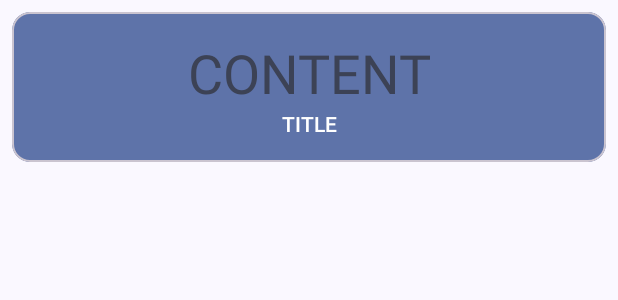
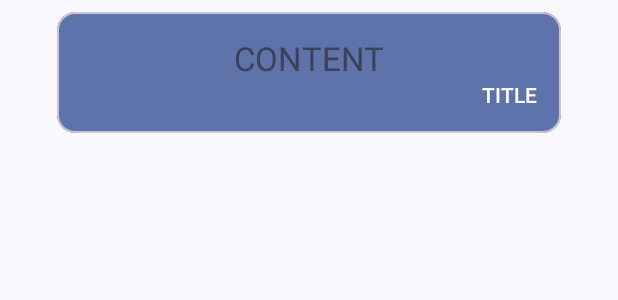
Before and after one commit to LTU-Nav-Glass/Navigator, an Android app: the layout nav_info_view.xml on its own in the app's theme, with its tools: preview values and no code run, on a phone screen of 412 x 824 dp. Shown: the top 300 px of the screen. Run offline under Robolectric (Android 15) with nearby library versions, the phone set to English and light mode, and no system bars.

Commit message:
Enhancing UI

```diff
--- a/app/src/main/java/se/ltu/navigator/CompassManager.java
+++ b/app/src/main/java/se/ltu/navigator/CompassManager.java
@@ -12,7 +12,9 @@ import android.view.animation.RotateAnimation;
 
 import org.jetbrains.annotations.NotNull;
 
+import java.time.Duration;
 import java.time.Instant;
+import java.time.temporal.TemporalUnit;
 
 import se.ltu.navigator.navinfo.NavInfo;
 import se.ltu.navigator.util.UserLocationManager;
@@ -22,7 +24,7 @@ import se.ltu.navigator.util.UserLocationManager;
  * locations.
  */
 public class CompassManager implements SensorEventListener {
-    public static final int SAMPLING_PERIOD_US = 10000;
+    public static final int SAMPLING_PERIOD_US = 20000;
 
     private final MainActivity mainActivity;
     private final SensorManager sensorManager;
@@ -131,10 +133,10 @@ public class CompassManager implements SensorEventListener {
             Location currentLocation = userLocationManager.getLocation();
             if (currentLocation != null) {
                 Instant instant = Instant.ofEpochMilli(currentLocation.getTime());
-                NavInfo.CURRENT_LOCATION.setData(currentLocation.getLatitude() + ",\n" + currentLocation.getLongitude() + "\n(at " + instant.toString() + ")");
+                NavInfo.CURRENT_LOCATION.setData(currentLocation.getLatitude() + ", " + currentLocation.getLongitude() + "\n(" + Duration.between(instant, Instant.now()).toSeconds() + "s ago)");
 
                 if (targetLocation != null) {
-                    NavInfo.TARGET_LOCATION.setData(targetLocation.getLatitude() + ",\n" + targetLocation.getLongitude());
+                    NavInfo.TARGET_LOCATION.setData(targetLocation.getLatitude() + ", " + targetLocation.getLongitude());
                     NavInfo.DISTANCE.setData(Math.round(currentLocation.distanceTo(targetLocation)) + "m");
 
                     currentBearing = currentLocation.bearingTo(targetLocation);
--- a/app/src/main/java/se/ltu/navigator/util/UserLocationManager.java
+++ b/app/src/main/java/se/ltu/navigator/util/UserLocationManager.java
@@ -11,10 +11,8 @@ import android.hardware.SensorManager;
 import android.location.Location;
 import android.location.LocationListener;
 import android.location.LocationManager;
-import android.location.LocationRequest;
 import android.util.Log;
 
-import androidx.annotation.NonNull;
 import androidx.core.app.ActivityCompat;
 
 import se.ltu.navigator.MainActivity;
@@ -170,6 +168,6 @@ public class UserLocationManager
         latitude = location.getLatitude();
         altitude = location.getAltitude();
 
-        Log.i("LOC", "Localisation");
+        Log.i("ULM", "Updating localisation");
     }
 }
--- a/app/src/main/res/layout/nav_info_view.xml
+++ b/app/src/main/res/layout/nav_info_view.xml
@@ -1,35 +1,39 @@
 <?xml version="1.0" encoding="utf-8"?>
-<com.google.android.material.card.MaterialCardView xmlns:android="http://schemas.android.com/apk/res/android"
+<LinearLayout xmlns:android="http://schemas.android.com/apk/res/android"
     android:layout_width="match_parent"
     android:layout_height="wrap_content"
     android:layout_margin="8dp"
-    xmlns:app="http://schemas.android.com/apk/res-auto"
+    xmlns:app="http://schemas.android.com/apk/res-auto">
+    <com.google.android.material.card.MaterialCardView
+        android:layout_width="match_parent"
+        android:layout_height="wrap_content"
+        android:layout_marginHorizontal="30dp"
         app:cardBackgroundColor="?colorPrimaryContainer">
 
         <LinearLayout
             android:layout_width="match_parent"
             android:layout_height="wrap_content"
-        android:gravity="center_horizontal"
+            android:gravity="start"
             android:orientation="vertical"
-        android:padding="16dp"
-        >
+            android:padding="16dp">
             <TextView
                 android:id="@+id/content"
-            android:layout_width="wrap_content"
+                android:layout_width="match_parent"
                 android:layout_height="wrap_content"
-            android:textAppearance="?textAppearanceDisplaySmall"
+                android:textAppearance="?textAppearanceTitleLarge"
                 android:textColor="?colorAccent"
                 android:gravity="center_horizontal"
                 android:text="CONTENT" />
 
             <TextView
                 android:id="@+id/title"
-            android:layout_width="wrap_content"
+                android:layout_width="match_parent"
                 android:layout_height="wrap_content"
                 android:textAppearance="?textAppearanceTitleSmall"
                 android:textColor="?colorOnSecondaryContainer"
-            android:gravity="center_horizontal"
+                android:gravity="end"
                 android:text="TITLE" />
         </LinearLayout>
 
     </com.google.android.material.card.MaterialCardView>
+</LinearLayout>
```
Lines whose indentation alone changed are shown as unchanged.
